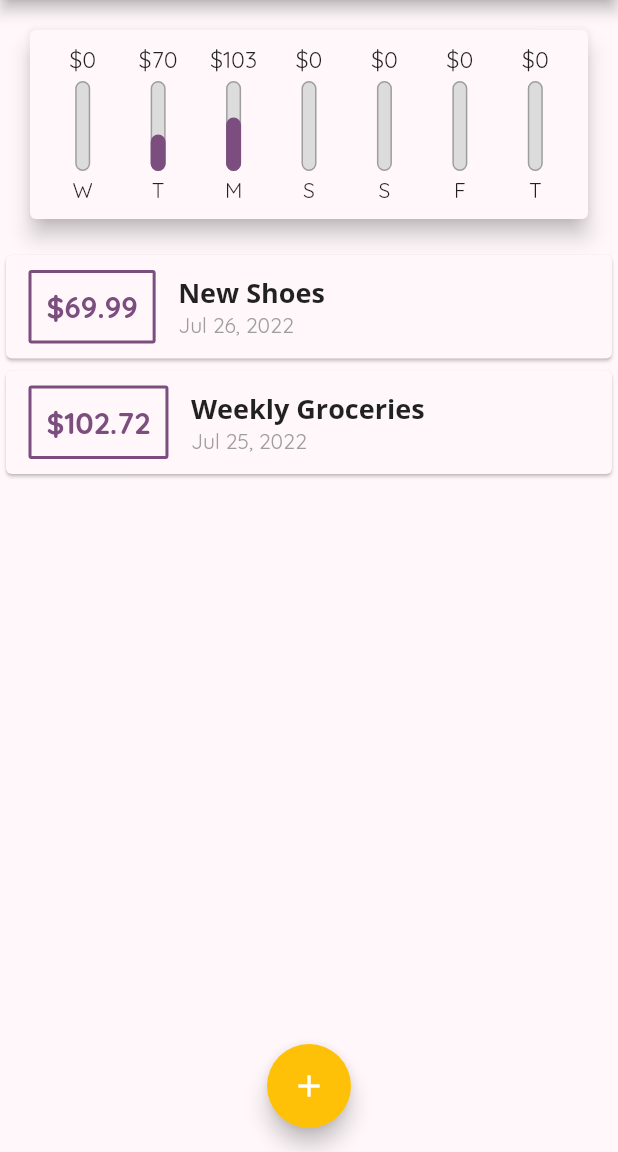
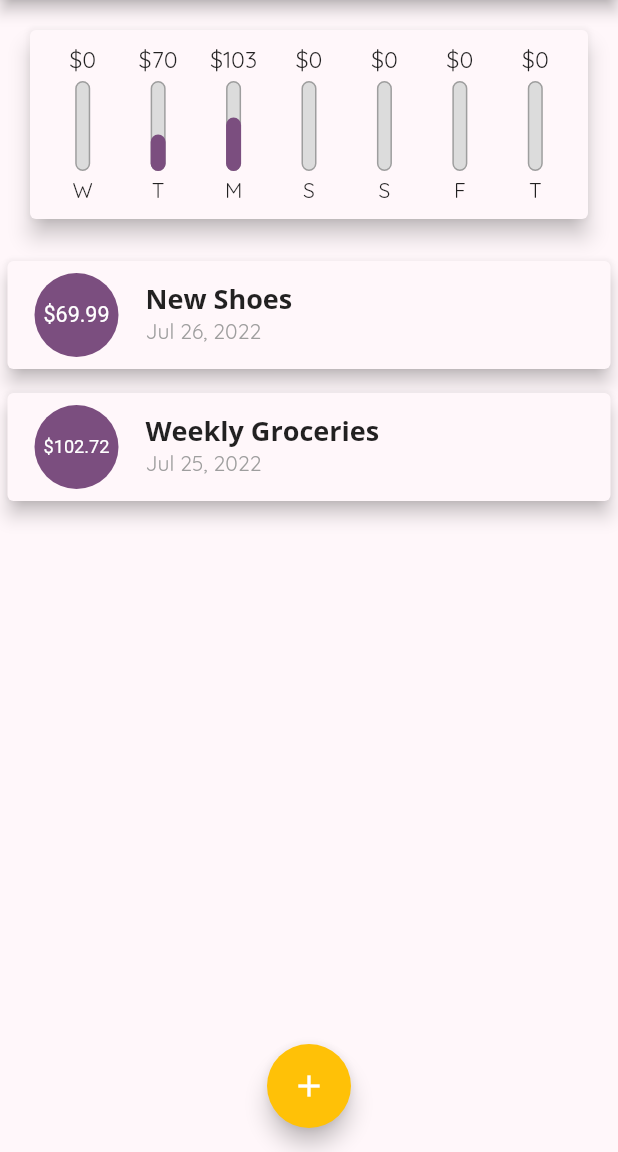
Before and after one commit to MemoryReload/FlutterTutorial, a Flutter app: the screen it shows after launch, on a phone screen of 412 x 824 dp, the part 84-1236 px from its top. Run offline on Flutter 3.47's test engine with Material 2 defaults, Android fonts, the phone set to English and light mode, and no system bars.

Commit message:
refactor the transaction list with ListTile

```diff
--- a/com_test_flutter_transaction/lib/widgets/transaction_list.dart
+++ b/com_test_flutter_transaction/lib/widgets/transaction_list.dart
@@ -13,41 +13,32 @@ class TransactionList extends StatelessWidget {
       height: 300,
       child: ListView.builder(
           itemBuilder: (context, index) => Card(
-                child: Row(children: [
-                  Container(
-                    margin: const EdgeInsets.symmetric(
-                        vertical: 10, horizontal: 15),
-                    decoration: BoxDecoration(
-                      border: Border.all(
-                          color: Theme.of(context).primaryColor,
-                          width: 2,
-                          style: BorderStyle.solid),
-                      borderRadius: const BorderRadius.all(Radius.circular(2)),
-                    ),
-                    padding: const EdgeInsets.all(10),
+                margin: const EdgeInsets.symmetric(horizontal: 5, vertical: 8),
+                elevation: 5,
+                child: ListTile(
+                  leading: CircleAvatar(
+                    backgroundColor: Theme.of(context).primaryColor,
+                    radius: 30,
+                    child: Padding(
+                      padding: const EdgeInsets.all(8),
+                      child: FittedBox(
                         child: Text(
                           "\$${transactions[index].amount.toStringAsFixed(2)}",
-                      style: TextStyle(
-                          color: Theme.of(context).primaryColor,
-                          fontSize: 20,
-                          fontWeight: FontWeight.bold),
+                          style: const TextStyle(color: Colors.white),
                         ),
                       ),
-                  Column(
-                    crossAxisAlignment: CrossAxisAlignment.start,
-                    children: [
-                      Text(
+                    ),
+                  ),
+                  title: Text(
                     transactions[index].name,
                     style: Theme.of(context).textTheme.titleLarge,
                   ),
-                      Text(
+                  subtitle: Text(
                     // 'Weekly Groceries',
                     DateFormat.yMMMd().format(transactions[index].date),
                     style: const TextStyle(color: Colors.grey),
                   ),
-                    ],
-                  )
-                ]),
+                ),
               ),
           itemCount: transactions.length),
     );
```
Also changed, not shown: com_test_flutter_transaction/lib/main.dart (+5 -2 lines). Lines whose indentation alone changed are shown as unchanged.
